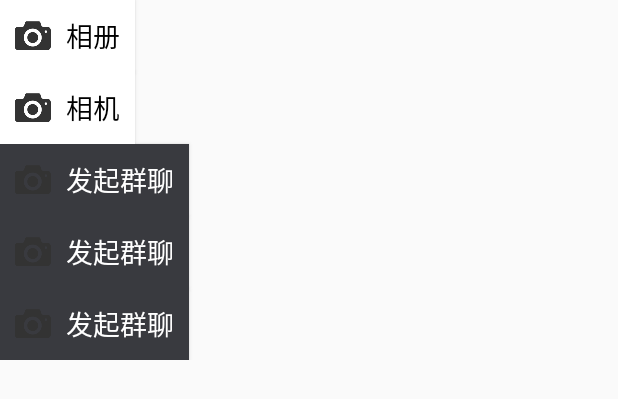
After one commit to MackHsu/FoodCare, an Android app: the layout menu_items_photo_main.xml on its own in the app's theme, with its tools: preview values and no code run, on a phone screen of 412 x 824 dp. The commit adds this screen. Shown: the top 399 px of the screen. Run offline under Robolectric (Android 15) with nearby library versions, the phone set to English and light mode, and no system bars.

Commit message:
优化了侧边栏，重构了识别界面

```diff
--- a/app/build.gradle
+++ b/app/build.gradle
@@ -4,7 +4,7 @@ android {
     compileSdkVersion 28
     defaultConfig {
         applicationId "com.example.foodcare"
-        minSdkVersion 17
+        minSdkVersion 23
         targetSdkVersion 28
         versionCode 1
         versionName "1.0"
--- a/app/src/main/AndroidManifest.xml
+++ b/app/src/main/AndroidManifest.xml
@@ -14,7 +14,8 @@
         android:roundIcon="@mipmap/ic_launcher_round"
         android:supportsRtl="true"
         android:theme="@style/AppTheme">
-        <activity android:name=".activity.RecommendRecipeActivity"></activity>
+        <activity android:name=".activity.UplaodPictureActivity"></activity>
+        <activity android:name=".activity.RecommendRecipeActivity" />
         <activity android:name=".activity.IdentifyResultTestActivity" />
         <activity android:name=".activity.IdentifyLabelDetailActivity" />
         <activity android:name=".activity.RegisterActivity" />
--- a/app/src/main/java/com/example/foodcare/activity/SearchActivity.java
+++ b/app/src/main/java/com/example/foodcare/activity/SearchActivity.java
@@ -111,6 +111,7 @@ public class SearchActivity extends AppCompatActivity {
     }
 
     private SearchAdapter adapter;
+
     public void searchFood(String query)
     {
         loading.start();
--- a/app/src/main/res/layout/identify_item.xml
+++ b/app/src/main/res/layout/identify_item.xml
@@ -20,7 +20,7 @@
                 android:layout_width="wrap_content"
                 android:layout_height="wrap_content"
                 android:layout_centerVertical="true"
-                android:layout_marginLeft="10dp"
+                android:layout_marginLeft="20dp"
                 android:textSize="15sp"/>
             <!--置信度-->
             <TextView
--- /dev/null
+++ b/app/src/main/res/layout/menu_items_photo_main.xml
@@ -0,0 +1,72 @@
+<?xml version="1.0" encoding="utf-8"?>
+<LinearLayout xmlns:android="http://schemas.android.com/apk/res/android"
+    android:orientation="vertical"
+    android:layout_width="match_parent"
+    android:layout_height="wrap_content">
+    <Button
+        android:id="@+id/btn1"
+        android:layout_width="wrap_content"
+        android:layout_height="0dp"
+        android:layout_marginEnd="10dp"
+        android:layout_weight="1"
+        android:background="#FFFFFF"
+        android:drawableStart="@drawable/camera_button_black"
+        android:drawablePadding="10dp"
+        android:paddingStart="10dp"
+        android:paddingEnd="10dp"
+        android:text="相册"
+        android:textColor="#000000"
+        android:textSize="18sp"/>
+    <Button
+        android:layout_width="wrap_content"
+        android:layout_height="0dp"
+        android:layout_marginEnd="10dp"
+        android:layout_weight="1"
+        android:background="#FFFFFF"
+        android:drawableStart="@drawable/camera_button_black"
+        android:drawablePadding="10dp"
+        android:paddingStart="10dp"
+        android:paddingEnd="10dp"
+        android:text="相机"
+        android:textColor="#000000"
+        android:textSize="18sp"/>
+    <Button
+        android:layout_width="wrap_content"
+        android:layout_height="0dp"
+        android:layout_marginEnd="10dp"
+        android:layout_weight="1"
+        android:background="#393a3f"
+        android:drawableStart="@drawable/camera_button_black"
+        android:drawablePadding="10dp"
+        android:paddingStart="10dp"
+        android:paddingEnd="10dp"
+        android:text="发起群聊"
+        android:textColor="#ffffff"
+        android:textSize="18sp"/>
+    <Button
+        android:layout_width="wrap_content"
+        android:layout_height="0dp"
+        android:layout_marginEnd="10dp"
+        android:layout_weight="1"
+        android:background="#393a3f"
+        android:drawableStart="@drawable/camera_button_black"
+        android:drawablePadding="10dp"
+        android:paddingStart="10dp"
+        android:paddingEnd="10dp"
+        android:text="发起群聊"
+        android:textColor="#ffffff"
+        android:textSize="18sp"/>
+    <Button
+        android:layout_width="wrap_content"
+        android:layout_height="0dp"
+        android:layout_marginEnd="10dp"
+        android:layout_weight="1"
+        android:background="#393a3f"
+        android:drawableStart="@drawable/camera_button_black"
+        android:drawablePadding="10dp"
+        android:paddingStart="10dp"
+        android:paddingEnd="10dp"
+        android:text="发起群聊"
+        android:textColor="#ffffff"
+        android:textSize="18sp"/>
+</LinearLayout>
```
Also changed, not shown: app/src/main/java/com/example/foodcare/activity/AddFoodActivity.java (+31 -2 lines), app/src/main/java/com/example/foodcare/activity/IdentifyFoodActivity.java (+10 -7 lines), app/src/main/java/com/example/foodcare/activity/MainActivity.java (+31 -1 lines), app/src/main/java/com/example/foodcare/activity/UplaodPictureActivity.java (added, +419 -0 lines), app/src/main/res/layout/dialog_items_take_photo.xml (added, +35 -0 lines).
